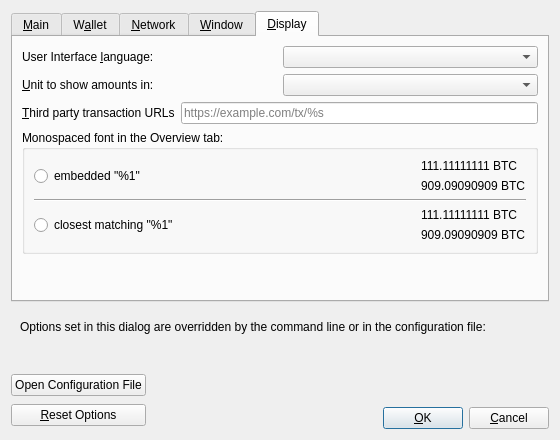
This is src/qt/forms/optionsdialog.ui in vtsxking/ignitecoin as Qt 5 draws it before an edit. The edited form follows.
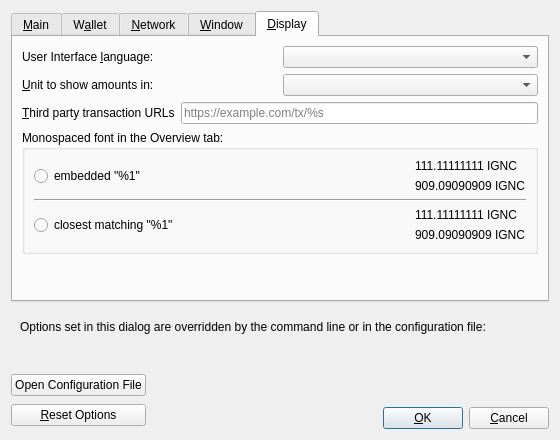
This is the edited form. The open tabs and pages were chosen to show the change. Custom widgets are drawn as their Qt base class.

```diff
--- a/src/qt/forms/optionsdialog.ui
+++ b/src/qt/forms/optionsdialog.ui
@@ -738,14 +738,14 @@
               <item>
                <widget class="QLabel" name="embeddedFont_label_1">
                 <property name="text">
-                 <string>111.11111111 BTC</string>
+                 <string>111.11111111 IGNC</string>
                 </property>
                </widget>
               </item>
               <item>
                <widget class="QLabel" name="embeddedFont_label_9">
                 <property name="text">
-                 <string>909.09090909 BTC</string>
+                 <string>909.09090909 IGNC</string>
                 </property>
                </widget>
               </item>
@@ -787,14 +787,14 @@
               <item>
                <widget class="QLabel" name="systemFont_label_1">
                 <property name="text">
-                 <string>111.11111111 BTC</string>
+                 <string>111.11111111 IGNC</string>
                 </property>
                </widget>
               </item>
               <item>
                <widget class="QLabel" name="systemFont_label_9">
                 <property name="text">
-                 <string>909.09090909 BTC</string>
+                 <string>909.09090909 IGNC</string>
                 </property>
                </widget>
               </item>
```
Left out of the diff: 12 changed lines with no effect on the pictures.
